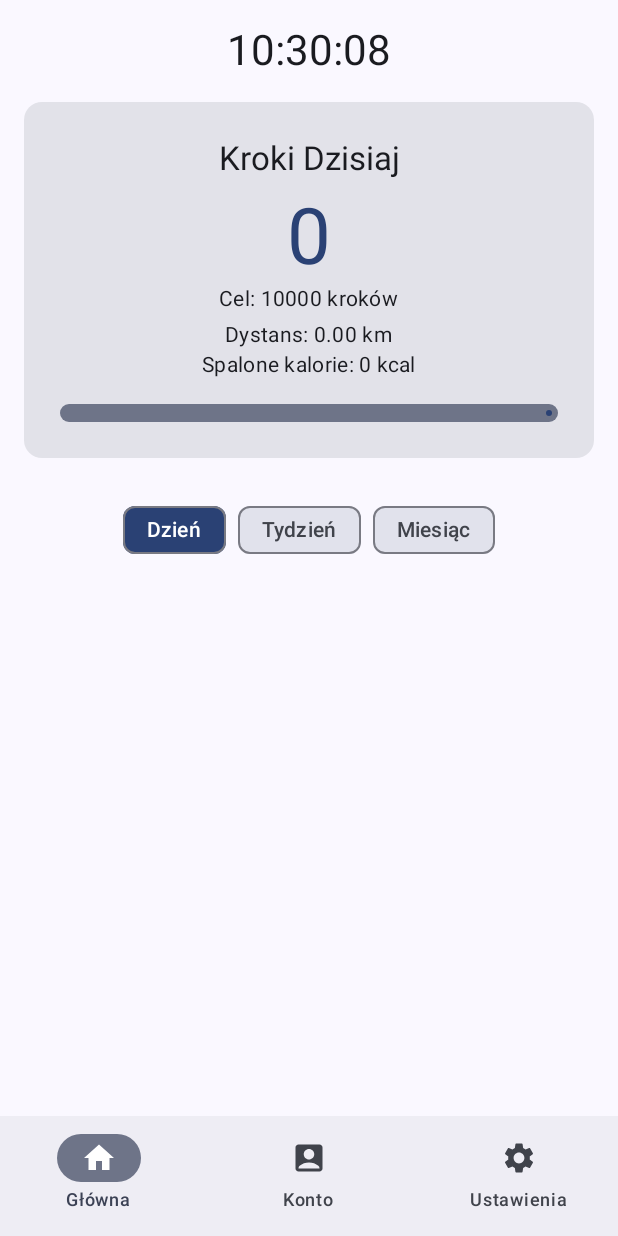
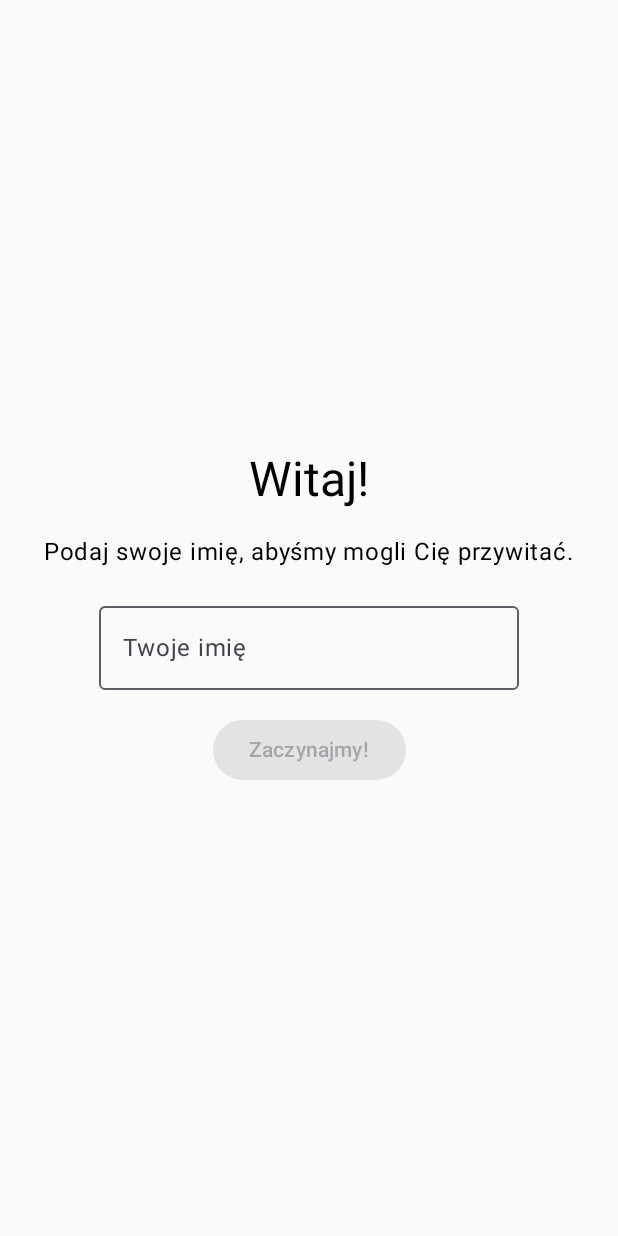
Before and after one commit to dataw1/Krokomierz, an Android app built with Jetpack Compose: the screen it shows after launch (MainActivity), on a phone screen of 412 x 824 dp. Run offline under Robolectric (Android 15) with nearby library versions, the phone set to English and light mode, and no system bars.

Commit message:
Pytanie sie uzytkownika o imie

```diff
--- a/app/src/main/java/com/example/projekt/MainActivity.kt
+++ b/app/src/main/java/com/example/projekt/MainActivity.kt
@@ -9,27 +9,31 @@ import androidx.activity.compose.setContent
 import androidx.activity.enableEdgeToEdge
 import androidx.activity.result.contract.ActivityResultContracts
 import androidx.compose.foundation.isSystemInDarkTheme
+import androidx.compose.foundation.layout.Arrangement
+import androidx.compose.foundation.layout.Column
+import androidx.compose.foundation.layout.Spacer
 import androidx.compose.foundation.layout.fillMaxSize
+import androidx.compose.foundation.layout.height
 import androidx.compose.foundation.layout.padding
 import androidx.compose.material.icons.Icons
 import androidx.compose.material.icons.filled.AccountBox
 import androidx.compose.material.icons.filled.Home
 import androidx.compose.material.icons.filled.Settings
-import androidx.compose.material3.Icon
-import androidx.compose.material3.Scaffold
-import androidx.compose.material3.Text
-import androidx.compose.material3.adaptive.navigationsuite.NavigationSuiteScaffold
+import androidx.compose.material3.*
 import androidx.compose.runtime.Composable
 import androidx.compose.runtime.collectAsState
 import androidx.compose.runtime.getValue
 import androidx.compose.runtime.mutableIntStateOf
 import androidx.compose.runtime.mutableStateOf
+import androidx.compose.runtime.remember
 import androidx.compose.runtime.rememberCoroutineScope
 import androidx.compose.runtime.saveable.rememberSaveable
 import androidx.compose.runtime.setValue
+import androidx.compose.ui.Alignment
 import androidx.compose.ui.Modifier
 import androidx.compose.ui.graphics.vector.ImageVector
-import androidx.compose.ui.tooling.preview.PreviewScreenSizes
+import androidx.compose.ui.tooling.preview.Preview
+import androidx.compose.ui.unit.dp
 import androidx.core.content.ContextCompat
 import androidx.lifecycle.lifecycleScope
 import com.example.projekt.ui.theme.ProjektTheme
@@ -87,11 +91,20 @@ class MainActivity : ComponentActivity() {
             )
             val isMetric by themePreferenceManager.isMetric.collectAsState(initial = true)
             val stepGoal by themePreferenceManager.stepGoal.collectAsState(initial = 10000)
+            val userName by themePreferenceManager.userName.collectAsState(initial = null)
 
             val coroutineScope = rememberCoroutineScope()
 
             ProjektTheme(darkTheme = isDarkTheme) {
+                if (userName.isNullOrBlank()) {
+                    WelcomeScreen { name ->
+                        coroutineScope.launch {
+                            themePreferenceManager.setUserName(name)
+                        }
+                    }
+                } else {
                     ProjektApp(
+                        userName = userName!!,
                         useDarkTheme = isDarkTheme,
                         onThemeToggle = { coroutineScope.launch { themePreferenceManager.setDarkTheme(it) } },
                         useMetric = isMetric,
@@ -101,6 +114,7 @@ class MainActivity : ComponentActivity() {
                         onStepGoalChange = { coroutineScope.launch { themePreferenceManager.setStepGoal(it) } },
                         gyroscopeData = gyroscopeData
                     )
+                }
             }
         }
     }
@@ -123,7 +137,38 @@ class MainActivity : ComponentActivity() {
 }
 
 @Composable
+fun WelcomeScreen(onNameProvided: (String) -> Unit) {
+    var name by remember { mutableStateOf("") }
+    Column(
+        modifier = Modifier
+            .fillMaxSize()
+            .padding(16.dp),
+        verticalArrangement = Arrangement.Center,
+        horizontalAlignment = Alignment.CenterHorizontally
+    ) {
+        Text("Witaj!", style = MaterialTheme.typography.headlineLarge)
+        Spacer(modifier = Modifier.height(16.dp))
+        Text("Podaj swoje imię, abyśmy mogli Cię przywitać.")
+        Spacer(modifier = Modifier.height(16.dp))
+        OutlinedTextField(
+            value = name,
+            onValueChange = { name = it },
+            label = { Text("Twoje imię") },
+            singleLine = true
+        )
+        Spacer(modifier = Modifier.height(16.dp))
+        Button(
+            onClick = { onNameProvided(name) },
+            enabled = name.isNotBlank()
+        ) {
+            Text("Zaczynajmy!")
+        }
+    }
+}
+
+@Composable
 fun ProjektApp(
+    userName: String,
     useDarkTheme: Boolean,
     onThemeToggle: (Boolean) -> Unit,
     useMetric: Boolean,
@@ -133,24 +178,26 @@ fun ProjektApp(
     onStepGoalChange: (Int) -> Unit,
     gyroscopeData: GyroscopeData
 ) {
-    val currentDestinationState = rememberSaveable { mutableStateOf(AppDestinations.HOME) }
-    val currentDestination = currentDestinationState.value
+    var currentDestination by rememberSaveable { mutableStateOf(AppDestinations.HOME) }
 
-    NavigationSuiteScaffold(
-        navigationSuiteItems = {
-            for (destination in AppDestinations.entries) {
-                item(
+    Scaffold(
+        modifier = Modifier.fillMaxSize(),
+        bottomBar = {
+            NavigationBar {
+                AppDestinations.entries.forEach { destination ->
+                    NavigationBarItem(
                         icon = { Icon(destination.icon, contentDescription = destination.label) },
                         label = { Text(destination.label) },
                         selected = destination == currentDestination,
-                    onClick = { currentDestinationState.value = destination }
+                        onClick = { currentDestination = destination }
                     )
                 }
             }
-    ) {
-        Scaffold(modifier = Modifier.fillMaxSize()) { scaffoldPadding ->
+        }
+    ) { scaffoldPadding ->
         when (currentDestination) {
             AppDestinations.HOME -> HomeScreen(
+                userName = userName,
                 useMetric = useMetric,
                 steps = steps,
                 stepGoal = stepGoal,
@@ -172,7 +219,6 @@ fun ProjektApp(
         }
     }
 }
-}
 
 enum class AppDestinations(
     val label: String,
@@ -183,11 +229,12 @@ enum class AppDestinations(
     SETTINGS("Ustawienia", Icons.Default.Settings),
 }
 
-@PreviewScreenSizes
+@Preview(showBackground = true)
 @Composable
 fun ProjektAppPreview() {
     ProjektTheme {
         ProjektApp(
+            userName = "Użytkownik",
             useDarkTheme = false,
             onThemeToggle = {},
             useMetric = true,
--- a/app/src/main/java/com/example/projekt/ThemePreferenceManager.kt
+++ b/app/src/main/java/com/example/projekt/ThemePreferenceManager.kt
@@ -6,6 +6,7 @@ import androidx.datastore.preferences.core.Preferences
 import androidx.datastore.preferences.core.booleanPreferencesKey
 import androidx.datastore.preferences.core.edit
 import androidx.datastore.preferences.core.intPreferencesKey
+import androidx.datastore.preferences.core.stringPreferencesKey
 import androidx.datastore.preferences.preferencesDataStore
 import kotlinx.coroutines.flow.Flow
 import kotlinx.coroutines.flow.map
@@ -19,6 +20,7 @@ class ThemePreferenceManager(context: Context) {
         val DARK_THEME_KEY = booleanPreferencesKey("dark_theme_key")
         val IS_METRIC_KEY = booleanPreferencesKey("is_metric_key")
         val STEP_GOAL_KEY = intPreferencesKey("step_goal_key")
+        val USER_NAME_KEY = stringPreferencesKey("user_name_key")
     }
 
     val isDarkTheme: Flow<Boolean> = dataStore.data.map {
@@ -44,4 +46,12 @@ class ThemePreferenceManager(context: Context) {
     suspend fun setStepGoal(goal: Int) {
         dataStore.edit { it[STEP_GOAL_KEY] = goal }
     }
+
+    val userName: Flow<String?> = dataStore.data.map {
+        it[USER_NAME_KEY]
+    }
+
+    suspend fun setUserName(name: String) {
+        dataStore.edit { it[USER_NAME_KEY] = name }
+    }
 }
```
Also changed, not shown: app/src/main/java/com/example/projekt/home.kt (+8 -4 lines). Lines whose indentation alone changed are shown as unchanged.
